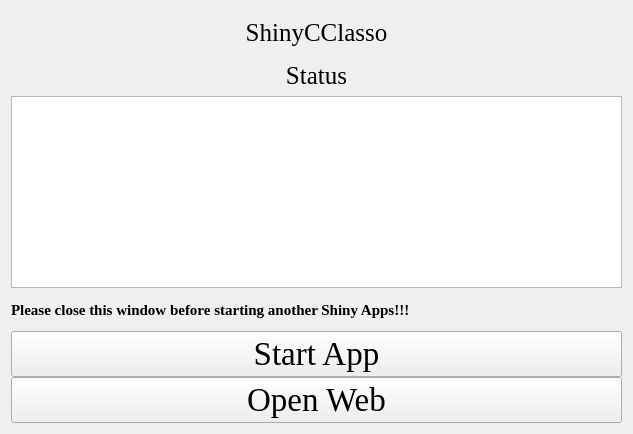
Old version of the form ShinyCClasso.ui in the repository hzaurzli/MicroWorldOmics.
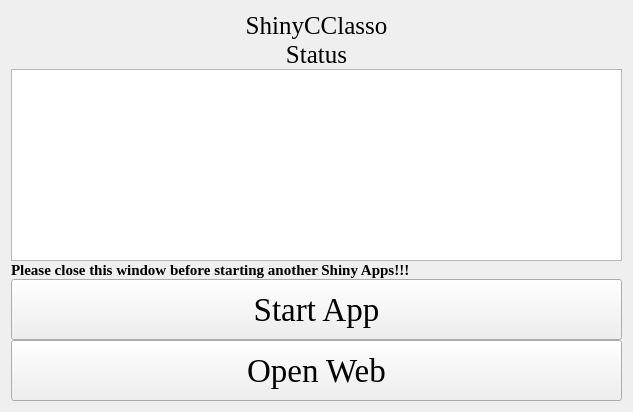
New version of the form. Icons and pictures are not drawn.

```diff
--- a/ShinyCClasso.ui
+++ b/ShinyCClasso.ui
@@ -7,7 +7,7 @@
     <x>0</x>
     <y>0</y>
     <width>633</width>
-    <height>434</height>
+    <height>412</height>
    </rect>
   </property>
   <property name="windowTitle">
@@ -27,6 +27,12 @@
      </property>
      <item row="0" column="0" colspan="3">
       <widget class="QLabel" name="label">
+       <property name="sizePolicy">
+        <sizepolicy hsizetype="Preferred" vsizetype="Fixed">
+         <horstretch>0</horstretch>
+         <verstretch>0</verstretch>
+        </sizepolicy>
+       </property>
        <property name="font">
         <font>
          <family>Times New Roman</family>
@@ -43,6 +49,12 @@
      </item>
      <item row="3" column="0" colspan="3">
       <widget class="QLabel" name="label_4">
+       <property name="sizePolicy">
+        <sizepolicy hsizetype="Preferred" vsizetype="Fixed">
+         <horstretch>0</horstretch>
+         <verstretch>0</verstretch>
+        </sizepolicy>
+       </property>
        <property name="font">
         <font>
          <family>Times New Roman</family>
@@ -66,6 +78,12 @@
      </item>
      <item row="7" column="0" colspan="3">
       <widget class="QLabel" name="label_3">
+       <property name="sizePolicy">
+        <sizepolicy hsizetype="Preferred" vsizetype="Fixed">
+         <horstretch>0</horstretch>
+         <verstretch>0</verstretch>
+        </sizepolicy>
+       </property>
        <property name="font">
         <font>
          <family>Times New Roman</family>
@@ -81,6 +99,12 @@
      </item>
      <item row="8" column="0" colspan="3">
       <widget class="QPushButton" name="pushButton">
+       <property name="sizePolicy">
+        <sizepolicy hsizetype="Preferred" vsizetype="Preferred">
+         <horstretch>0</horstretch>
+         <verstretch>0</verstretch>
+        </sizepolicy>
+       </property>
        <property name="font">
         <font>
          <family>Times New Roman</family>
@@ -94,6 +118,12 @@
      </item>
      <item row="9" column="0" colspan="3">
       <widget class="QPushButton" name="pushButton_2">
+       <property name="sizePolicy">
+        <sizepolicy hsizetype="Preferred" vsizetype="Preferred">
+         <horstretch>0</horstretch>
+         <verstretch>0</verstretch>
+        </sizepolicy>
+       </property>
        <property name="font">
         <font>
          <family>Times New Roman</family>
```
